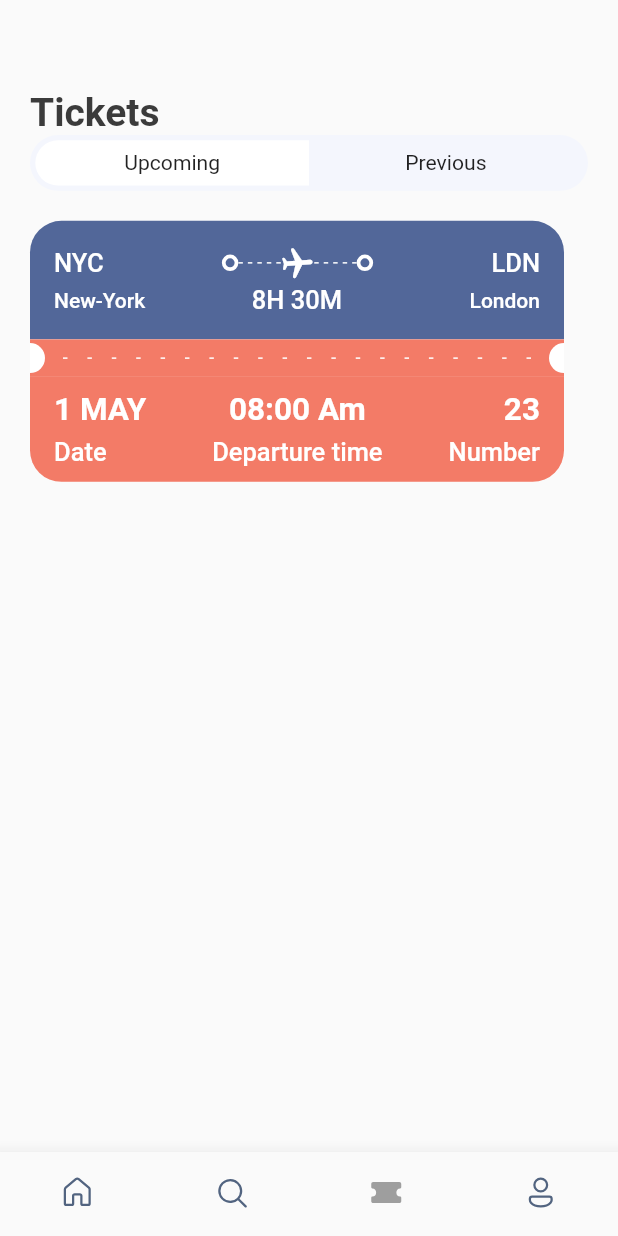
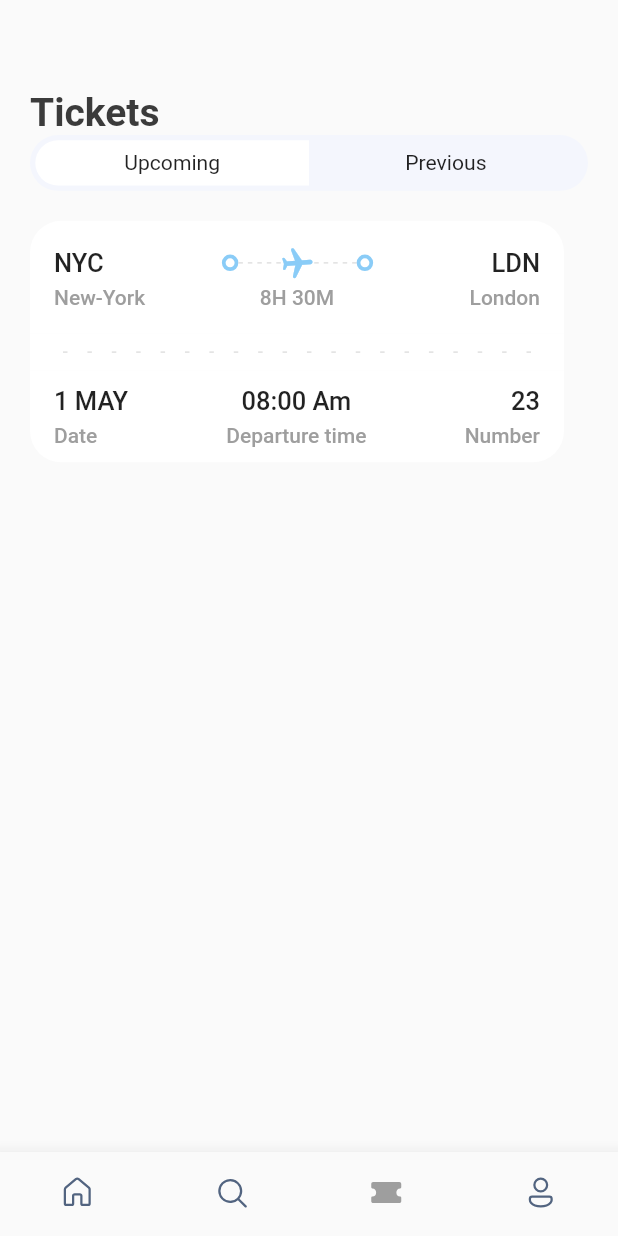
Before and after one commit to BroCode17/ticket_booking_app, a Flutter app: the screen it shows after launch, item 3 of the bottom bar chosen, on a phone screen of 412 x 824 dp. Run offline on Flutter 3.47's test engine with Material 2 defaults, Android fonts, the phone set to English and light mode, and no system bars; our stand-ins replace fluentui_icons, gap, get.

Commit message:
level-two

```diff
--- a/lib/screens/ticket_screen.dart
+++ b/lib/screens/ticket_screen.dart
@@ -25,7 +25,14 @@ class TicketScreen extends StatelessWidget {
               const AppTicketTabs(t1: "Upcoming", t2: "Previous"),
               Gap(AppLayout.getHeight(20)),
               Container(
-                child: TicketView(ticket: ticketList[0]),
+                child: TicketView(ticket: ticketList[0], isColor: true),
+              ),
+              Container(
+                child: Column(
+                  children: [
+
+                  ],
+                ),
               ),
 
             ],
--- a/lib/screens/ticket_view.dart
+++ b/lib/screens/ticket_view.dart
@@ -1,3 +1,5 @@
+import 'dart:ui';
+
 import 'package:flutter/cupertino.dart';
 import 'package:flutter/material.dart';
 import 'package:gap/gap.dart';
@@ -30,7 +32,7 @@ class TicketView extends StatelessWidget {
                   Container(
                     padding:  EdgeInsets.all(AppLayout.getHeight(16)),
                     decoration:  BoxDecoration(
-                      color: Color(0xFF526799),
+                      color: isColor == null ? const Color(0xFF526799) : Colors.white,
                       borderRadius: BorderRadius.only(
                         topLeft: Radius.circular(AppLayout.getHeight(21)),
                         topRight: Radius.circular(AppLayout.getHeight(21)),
@@ -42,8 +44,8 @@ class TicketView extends StatelessWidget {
                           children: [
                             Text(
                               ticket['from']['code'],
-                              style: Styles.headLineStyle3
-                                  .copyWith(color: Colors.white),
+                              style: isColor == null ? Styles.headLineStyle3
+                                  .copyWith(color: Colors.white) : Styles.headLineStyle3,
                             ),
                             const Spacer(),
                             const ThickContainer(),
@@ -65,9 +67,9 @@ class TicketView extends StatelessWidget {
                                             (index) =>  SizedBox(
                                                   width: AppLayout.getWidth(3),
                                                   height: AppLayout.getHeight(1),
-                                                  child: const DecoratedBox(
+                                                  child:  DecoratedBox(
                                                     decoration: BoxDecoration(
-                                                        color: Colors.white),
+                                                        color: isColor == null ? Colors.white : Colors.grey.shade300),
                                                   ),
                                                 )),
                                       );
@@ -77,9 +79,9 @@ class TicketView extends StatelessWidget {
                                 Center(
                                   child: Transform.rotate(
                                       angle: 1.5,
-                                      child: const Icon(
+                                      child:  Icon(
                                         Icons.local_airport_rounded,
-                                        color: Colors.white,
+                                        color: isColor == null ? Colors.white : const Color(0xFF8ACCF7),
                                       )),
                                 ),
                               ]),
@@ -88,8 +90,8 @@ class TicketView extends StatelessWidget {
                             const Spacer(),
                             Text(
                               ticket['to']['code'],
-                              style: Styles.headLineStyle3
-                                  .copyWith(color: Colors.white),
+                              style: isColor == null ? Styles.headLineStyle3
+                                  .copyWith(color: Colors.white ) : Styles.headLineStyle3,
                             ),
                           ],
                         ),
@@ -100,20 +102,20 @@ class TicketView extends StatelessWidget {
                             SizedBox(
                               width: AppLayout.getWidth(100),
                               child: Text(ticket['from']['name'],
-                                  style: Styles.headLineStyle4
-                                      .copyWith(color: Colors.white)),
+                                  style: isColor == null? Styles.headLineStyle4
+                                      .copyWith(color: Colors.white): Styles.headLineStyle4),
                             ),
                             Text(
                               ticket['flying_time'],
-                              style: Styles.headLineStyle3
-                                  .copyWith(color: Colors.white),
+                              style: isColor == null? Styles.headLineStyle4
+                                  .copyWith(color: Colors.white): Styles.headLineStyle4,
                             ),
                             SizedBox(
                               width: AppLayout.getWidth(100),
                               child: Text(ticket['to']['name'],
                                   textAlign: TextAlign.end,
-                                  style: Styles.headLineStyle4
-                                      .copyWith(color: Colors.white)),
+                                  style: isColor == null ?  Styles.headLineStyle4
+                                      .copyWith(color: Colors.white): Styles.headLineStyle4),
                             ),
                           ],
                         ),
@@ -124,7 +126,7 @@ class TicketView extends StatelessWidget {
               ),
             ),
             Container(
-              color: Styles.orangeColor,
+              color: isColor == null ? Styles.orangeColor : Colors.white,
               child: Row(
                 children: [
                    SizedBox(
@@ -132,7 +134,7 @@ class TicketView extends StatelessWidget {
                     width: 10,
                     child: DecoratedBox(
                       decoration: BoxDecoration(
-                          color: Colors.white,
+                          color: isColor == null ? Colors.grey.shade200 : Colors.white,
                           borderRadius: BorderRadius.only(
                             topRight: Radius.circular(10),
                             bottomRight: Radius.circular(10),
@@ -150,12 +152,12 @@ class TicketView extends StatelessWidget {
                           mainAxisAlignment: MainAxisAlignment.spaceBetween,
                           children: List.generate(
                             (constraints.constrainWidth() / 15).floor(),
-                            (index) => const SizedBox(
+                            (index) =>  SizedBox(
                               width: 3,
                               height: 1,
                               child: DecoratedBox(
                                 decoration: BoxDecoration(
-                                  color: Colors.white,
+                                  color: isColor == null ? Colors.white : Colors.grey.shade300,
                                 ),
                               ),
                             ),
@@ -169,7 +171,7 @@ class TicketView extends StatelessWidget {
                     width: 10,
                     child: DecoratedBox(
                       decoration: BoxDecoration(
-                          color: Colors.white,
+                          color: isColor == null ? Colors.grey.shade200: Colors.white,
                           borderRadius: BorderRadius.only(
                             topLeft: Radius.circular(10),
                             bottomLeft: Radius.circular(10),
@@ -182,7 +184,7 @@ class TicketView extends StatelessWidget {
             Container(
               padding: const EdgeInsets.only(left: 16, top: 10, right: 16, bottom: 10),
               decoration: BoxDecoration(
-                color: Styles.orangeColor,
+                color: isColor == null ? Styles.orangeColor : Colors.white,
                 borderRadius: BorderRadius.only(
                   bottomLeft: Radius.circular(21),
                   bottomRight: Radius.circular(21),
@@ -198,14 +200,14 @@ class TicketView extends StatelessWidget {
                         children: [
                           Text(
                             ticket['date'],
-                            style: Styles.headLineStyle2
-                                .copyWith(color: Colors.white),
+                            style: isColor ==null ? Styles.headLineStyle2
+                                .copyWith(color: Colors.white) : Styles.headLineStyle3,
                           ),
                           Gap(5),
                           Text(
                             "Date",
-                            style: Styles.headLineStyle3
-                                .copyWith(color: Colors.white),
+                            style: isColor ==null ? Styles.headLineStyle2
+                                .copyWith(color: Colors.white) : Styles.headLineStyle4,
                           ),
 
                         ],
@@ -215,14 +217,14 @@ class TicketView extends StatelessWidget {
                         children: [
                           Text(
                             ticket['departure_time'],
-                            style: Styles.headLineStyle2
-                                .copyWith(color: Colors.white),
+                            style: isColor ==null ? Styles.headLineStyle2
+                                .copyWith(color: Colors.white) : Styles.headLineStyle3,
                           ),
                           Gap(5),
                           Text(
                             "Departure time",
-                            style: Styles.headLineStyle3
-                                .copyWith(color: Colors.white),
+                            style: isColor ==null ? Styles.headLineStyle2
+                                .copyWith(color: Colors.white) : Styles.headLineStyle4,
                           ),
 
                         ],
@@ -232,14 +234,14 @@ class TicketView extends StatelessWidget {
                         children: [
                           Text(
                             ticket['number'].toString(),
-                            style: Styles.headLineStyle2
-                                .copyWith(color: Colors.white),
+                            style: isColor ==null ? Styles.headLineStyle2
+                                .copyWith(color: Colors.white) : Styles.headLineStyle3,
                           ),
                           Gap(5),
                           Text(
                             "Number",
-                            style: Styles.headLineStyle3
-                                .copyWith(color: Colors.white),
+                            style: isColor ==null ? Styles.headLineStyle2
+                                .copyWith(color: Colors.white) : Styles.headLineStyle4,
                           ),
 
                         ],
--- a/lib/util/app_styles.dart
+++ b/lib/util/app_styles.dart
@@ -12,6 +12,6 @@ class Styles{
   static TextStyle textStyle = TextStyle(fontSize: 16, color: textColor, fontWeight: FontWeight.w500);
   static TextStyle headLineStyle = TextStyle(fontSize: 26, color: textColor, fontWeight: FontWeight.bold);
   static TextStyle headLineStyle2 = TextStyle(fontSize: 21, color: textColor, fontWeight: FontWeight.bold);
-  static TextStyle headLineStyle3 = TextStyle(fontSize: 17, color: Colors.grey.shade500, fontWeight: FontWeight.w500);
+  static TextStyle headLineStyle3 = const TextStyle(fontSize: 17,  fontWeight: FontWeight.w500);
   static TextStyle headLineStyle4 = TextStyle(fontSize: 14, color: Colors.grey.shade500, fontWeight: FontWeight.w500);
 }
--- a/lib/widgets/thick_container.dart
+++ b/lib/widgets/thick_container.dart
@@ -2,7 +2,8 @@ import 'package:flutter/cupertino.dart';
 import 'package:flutter/material.dart';
 
 class ThickContainer extends StatelessWidget {
-  const ThickContainer({Key? key}) : super(key: key);
+  final bool? isColor;
+  const ThickContainer({Key? key, this.isColor}) : super(key: key);
 
   @override
   Widget build(BuildContext context) {
@@ -10,7 +11,7 @@ class ThickContainer extends StatelessWidget {
       padding: EdgeInsets.all(3),
       decoration: BoxDecoration(
         borderRadius: BorderRadius.circular(20),
-        border: Border.all(width: 2.5, color: Colors.white,)
+        border: Border.all(width: 2.5, color: isColor == null ? const Color(0xFF8ACCF7) : Colors.white,)
       ),
     );
   }
```
